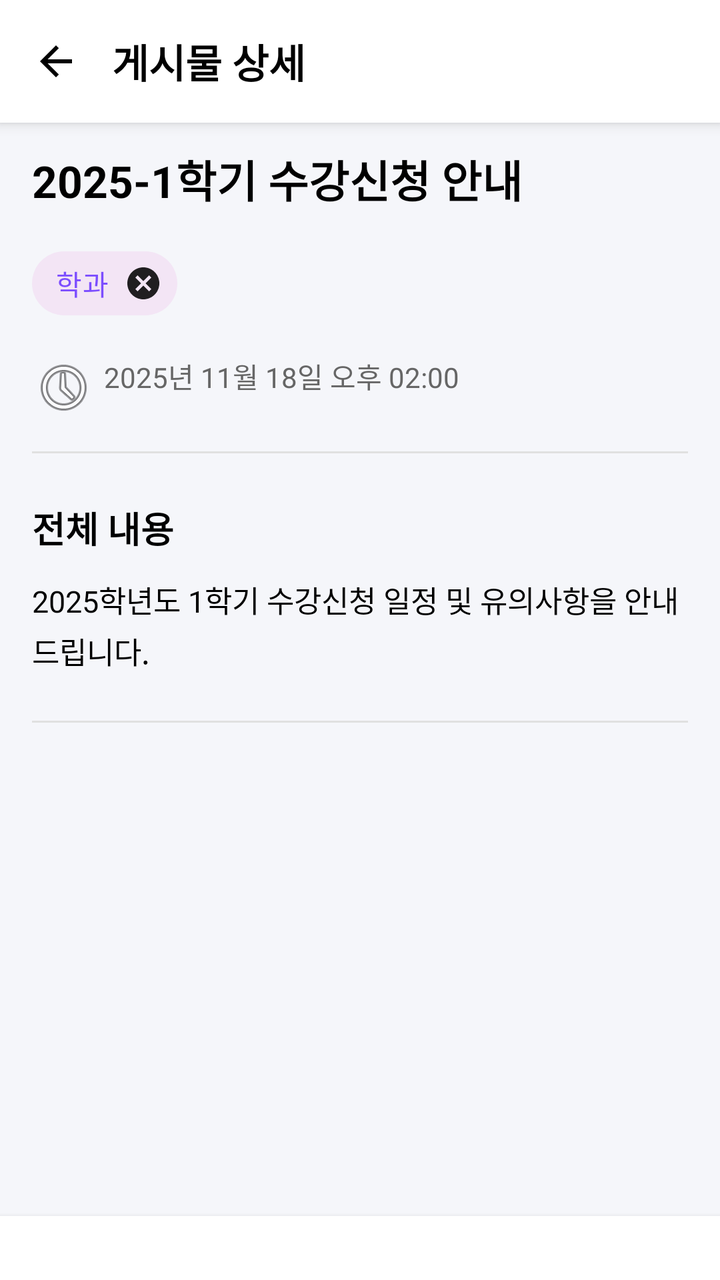
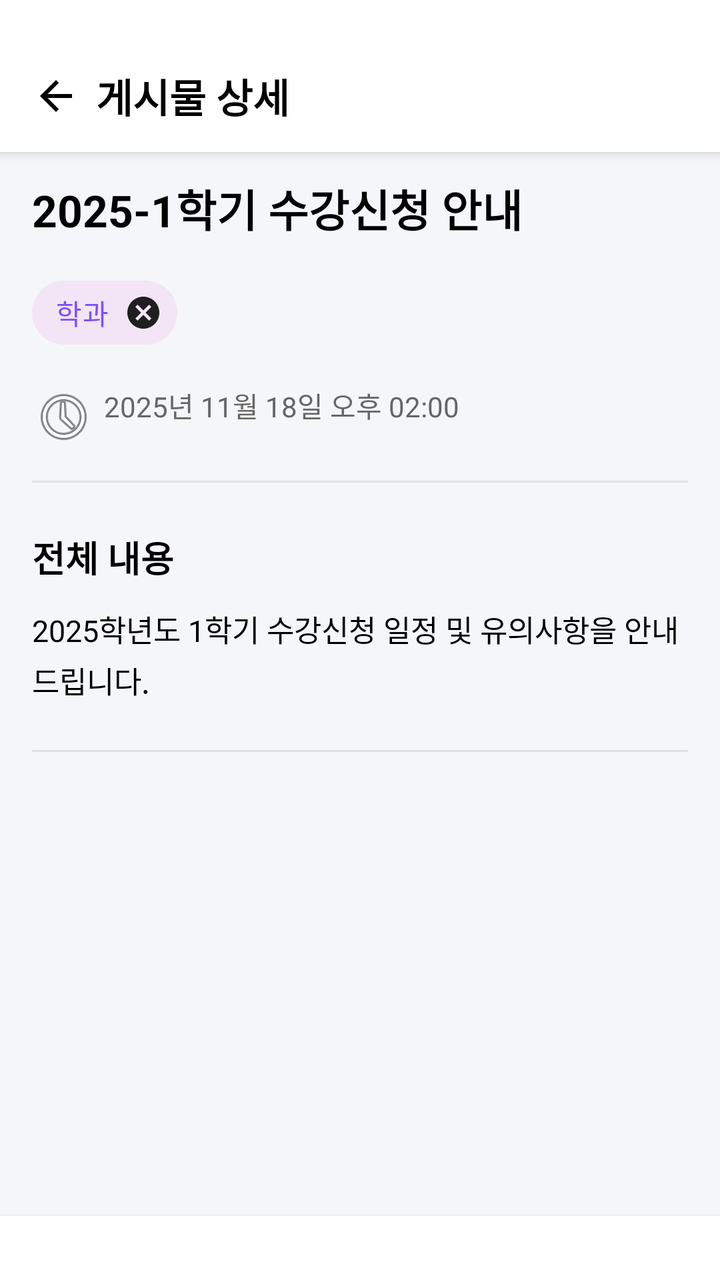

Two renders of the same Android screen: before a commit and after it. Below are the layout's source before the change and the commit's diff.
<!-- AndroidManifest.xml: application theme Theme.mobile_android -->
<!-- res/layout/activity_post_detail.xml -->
<?xml version="1.0" encoding="utf-8"?>
<androidx.constraintlayout.widget.ConstraintLayout xmlns:android="http://schemas.android.com/apk/res/android"
    xmlns:app="http://schemas.android.com/apk/res-auto"
    xmlns:tools="http://schemas.android.com/tools"
    android:layout_width="match_parent"
    android:layout_height="match_parent"
    android:background="@color/screen_background"
    tools:context=".ui.post.PostDetailActivity">

    
    <androidx.constraintlayout.widget.ConstraintLayout
        android:id="@+id/header"
        android:layout_width="match_parent"
        android:layout_height="wrap_content"
        android:background="@android:color/white"
        android:elevation="4dp"
        android:padding="16dp"
        app:layout_constraintTop_toTopOf="parent">

        <ImageButton
            android:id="@+id/btn_back"
            android:layout_width="24dp"
            android:layout_height="24dp"
            android:background="?attr/selectableItemBackgroundBorderless"
            android:contentDescription="뒤로가기"
            android:src="@drawable/ic_arrow_back"
            app:layout_constraintBottom_toBottomOf="parent"
            app:layout_constraintStart_toStartOf="parent"
            app:layout_constraintTop_toTopOf="parent"
            app:tint="@android:color/black" />

        <TextView
            android:id="@+id/toolbar_title"
            android:layout_width="wrap_content"
            android:layout_height="wrap_content"
            android:layout_marginStart="16dp"
            android:text="게시물 상세"
            android:textColor="@android:color/black"
            android:textSize="20sp"
            android:textStyle="bold"
            app:layout_constraintBottom_toBottomOf="parent"
            app:layout_constraintStart_toEndOf="@+id/btn_back"
            app:layout_constraintTop_toTopOf="parent" />

    </androidx.constraintlayout.widget.ConstraintLayout>

    <ScrollView
        android:layout_width="0dp"
        android:layout_height="0dp"
        android:background="@color/screen_background"
        android:paddingBottom="16dp"
        app:layout_constraintBottom_toTopOf="@+id/bottom_actions"
        app:layout_constraintEnd_toEndOf="parent"
        app:layout_constraintStart_toStartOf="parent"
        app:layout_constraintTop_toBottomOf="@+id/header">



        <androidx.constraintlayout.widget.ConstraintLayout
            android:layout_width="match_parent"
            android:layout_height="wrap_content"
            android:paddingHorizontal="@dimen/screen_horizontal_padding"
            android:paddingTop="@dimen/screen_section_spacing"
            >

            
            <TextView
                android:id="@+id/tv_post_title"
                android:layout_width="0dp"
                android:layout_height="wrap_content"
                android:text="2025-1학기 수강신청 안내"
                android:textColor="@android:color/black"
                android:textSize="22sp"
                android:textStyle="bold"
                app:layout_constraintEnd_toEndOf="parent"
                app:layout_constraintStart_toStartOf="parent"
                app:layout_constraintTop_toTopOf="parent"
                tools:ignore="HardcodedText" />

            
            <com.google.android.material.chip.ChipGroup
                android:id="@+id/chip_group_categories"
                android:layout_width="0dp"
                android:layout_height="wrap_content"
                android:layout_marginTop="12dp"
                app:chipSpacing="8dp"
                app:layout_constraintEnd_toEndOf="parent"
                app:layout_constraintStart_toStartOf="parent"
                app:layout_constraintTop_toBottomOf="@+id/tv_post_title">

                <com.google.android.material.chip.Chip
                    android:id="@+id/chip_category"
                    style="@style/Widget.MaterialComponents.Chip.Entry"
                    android:layout_width="wrap_content"
                    android:layout_height="wrap_content"
                    android:text="학과"
                    android:textColor="#7C4DFF"
                    app:chipBackgroundColor="#F3E5F5" />

            </com.google.android.material.chip.ChipGroup>

            
            <TextView
                android:id="@+id/tv_post_created_at"
                android:layout_width="0dp"
                android:layout_height="wrap_content"
                android:layout_marginTop="12dp"
                android:drawablePadding="4dp"
                android:text="2025년 11월 18일 오후 02:00"
                android:textColor="#666666"
                android:textSize="14sp"
                app:drawableStartCompat="@android:drawable/ic_menu_recent_history"
                app:layout_constraintEnd_toEndOf="parent"
                app:layout_constraintStart_toStartOf="parent"
                app:layout_constraintTop_toBottomOf="@+id/chip_group_categories"
                tools:ignore="HardcodedText" />

            
            <TextView
                android:id="@+id/tv_post_event_date"
                android:layout_width="0dp"
                android:layout_height="wrap_content"
                android:layout_marginTop="8dp"
                android:drawablePadding="4dp"
                android:text="마감일: 2025년 11월 25일 오전 12:00"
                android:textColor="#666666"
                android:textSize="14sp"
                android:visibility="gone"
                app:layout_constraintEnd_toEndOf="parent"
                app:layout_constraintStart_toStartOf="parent"
                app:layout_constraintTop_toBottomOf="@+id/tv_post_created_at"
                tools:ignore="HardcodedText"
                tools:visibility="visible" />

            
            <TextView
                android:id="@+id/tv_post_location"
                android:layout_width="0dp"
                android:layout_height="wrap_content"
                android:layout_marginTop="8dp"
                android:drawablePadding="4dp"
                android:text="장소 정보"
                android:textColor="#666666"
                android:textSize="14sp"
                android:visibility="gone"
                app:layout_constraintEnd_toEndOf="parent"
                app:layout_constraintStart_toStartOf="parent"
                app:layout_constraintTop_toBottomOf="@+id/tv_post_event_date"
                tools:ignore="HardcodedText"
                tools:visibility="visible" />

            
            <View
                android:id="@+id/divider1"
                android:layout_width="0dp"
                android:layout_height="1dp"
                android:layout_marginTop="16dp"
                android:background="#E0E0E0"
                app:layout_constraintEnd_toEndOf="parent"
                app:layout_constraintStart_toStartOf="parent"
                app:layout_constraintTop_toBottomOf="@+id/tv_post_location" />

            
            <androidx.cardview.widget.CardView
                android:id="@+id/card_ai_summary"
                android:layout_width="0dp"
                android:layout_height="wrap_content"
                android:layout_marginTop="16dp"
                android:visibility="gone"
                app:cardBackgroundColor="#E3F2FD"
                app:cardCornerRadius="12dp"
                app:cardElevation="0dp"
                app:layout_constraintEnd_toEndOf="parent"
                app:layout_constraintStart_toStartOf="parent"
                app:layout_constraintTop_toBottomOf="@+id/divider1"
                tools:visibility="visible">

                <LinearLayout
                    android:layout_width="match_parent"
                    android:layout_height="wrap_content"
                    android:orientation="vertical"
                    android:padding="16dp">

                    <LinearLayout
                        android:layout_width="match_parent"
                        android:layout_height="wrap_content"
                        android:gravity="center_vertical"
                        android:orientation="horizontal">

                        <ImageView
                            android:layout_width="24dp"
                            android:layout_height="24dp"
                            android:src="@android:drawable/ic_dialog_info"
                            app:tint="#2196F3" />

                        <TextView
                            android:layout_width="wrap_content"
                            android:layout_height="wrap_content"
                            android:layout_marginStart="8dp"
                            android:text="AI 요약"
                            android:textColor="#2196F3"
                            android:textSize="16sp"
                            android:textStyle="bold" />

                    </LinearLayout>

                    <TextView
                        android:id="@+id/tv_ai_summary"
                        android:layout_width="match_parent"
                        android:layout_height="wrap_content"
                        android:layout_marginTop="12dp"
                        android:lineSpacingExtra="4dp"
                        android:text="AI가 생성한 요약 내용입니다."
                        android:textColor="#1976D2"
                        android:textSize="14sp" />

                </LinearLayout>

            </androidx.cardview.widget.CardView>

            
            <TextView
                android:id="@+id/tv_content_title"
                android:layout_width="0dp"
                android:layout_height="wrap_content"
                android:layout_marginTop="24dp"
                android:text="전체 내용"
                android:textColor="@android:color/black"
                android:textSize="18sp"
                android:textStyle="bold"
                app:layout_constraintEnd_toEndOf="parent"
                app:layout_constraintStart_toStartOf="parent"
                app:layout_constraintTop_toBottomOf="@+id/card_ai_summary" />

            
            <TextView
                android:id="@+id/tv_post_content"
                android:layout_width="0dp"
                android:layout_height="wrap_content"
                android:layout_marginTop="12dp"
                android:lineSpacingExtra="4dp"
                android:text="2025학년도 1학기 수강신청 일정 및 유의사항을 안내드립니다."
                android:textColor="@android:color/black"
                android:textSize="15sp"
                app:layout_constraintEnd_toEndOf="parent"
                app:layout_constraintStart_toStartOf="parent"
                app:layout_constraintTop_toBottomOf="@+id/tv_content_title"
                tools:ignore="HardcodedText" />

            
            <View
                android:id="@+id/divider2"
                android:layout_width="0dp"
                android:layout_height="1dp"
                android:layout_marginTop="24dp"
                android:background="#E0E0E0"
                app:layout_constraintEnd_toEndOf="parent"
                app:layout_constraintStart_toStartOf="parent"
                app:layout_constraintTop_toBottomOf="@+id/tv_post_content" />

            
            <androidx.cardview.widget.CardView
                android:id="@+id/card_view_source"
                android:layout_width="0dp"
                android:layout_height="wrap_content"
                android:layout_marginTop="16dp"
                android:visibility="gone"
                app:cardBackgroundColor="#FFFFFF"
                app:cardCornerRadius="12dp"
                app:cardElevation="2dp"
                app:layout_constraintEnd_toEndOf="parent"
                app:layout_constraintStart_toStartOf="parent"
                app:layout_constraintTop_toBottomOf="@+id/divider2"
                tools:visibility="visible">

                <LinearLayout
                    android:layout_width="match_parent"
                    android:layout_height="wrap_content"
                    android:orientation="vertical"
                    android:padding="16dp">

                    <TextView
                        android:layout_width="match_parent"
                        android:layout_height="wrap_content"
                        android:text="원문 확인하기"
                        android:textColor="@android:color/black"
                        android:textSize="16sp"
                        android:textStyle="bold" />

                    <TextView
                        android:layout_width="match_parent"
                        android:layout_height="wrap_content"
                        android:layout_marginTop="8dp"
                        android:text="브라우저에서 게시물 원문을 직접 확인할 수 있습니다"
                        android:textColor="#666666"
                        android:textSize="14sp" />

                    <Button
                        android:id="@+id/btn_view_source"
                        android:layout_width="match_parent"
                        android:layout_height="wrap_content"
                        android:layout_marginTop="12dp"
                        android:backgroundTint="#2196F3"
                        android:drawableLeft="@android:drawable/ic_menu_view"
                        android:drawablePadding="8dp"
                        android:drawableTint="@android:color/white"
                        android:text="게시글 직접 보기"
                        android:textColor="@android:color/white" />

                </LinearLayout>

            </androidx.cardview.widget.CardView>

        </androidx.constraintlayout.widget.ConstraintLayout>


    </ScrollView>

    
    <LinearLayout
        android:id="@+id/bottom_actions"
        android:layout_width="0dp"
        android:layout_height="wrap_content"
        android:background="@android:color/white"
        android:elevation="4dp"
        android:orientation="vertical"
        android:padding="16dp"
        app:layout_constraintBottom_toBottomOf="parent"
        app:layout_constraintEnd_toEndOf="parent"
        app:layout_constraintStart_toStartOf="parent">

        
        <TextView
            android:id="@+id/tv_calendar_info"
            android:layout_width="match_parent"
            android:layout_height="wrap_content"
            android:layout_marginBottom="4dp"
            android:text="캘린더에 추가"
            android:textColor="@android:color/black"
            android:textSize="15sp"
            android:textStyle="bold"
            android:visibility="gone"
            tools:visibility="visible" />

        <TextView
            android:layout_width="match_parent"
            android:layout_height="wrap_content"
            android:layout_marginBottom="12dp"
            android:text="마감일을 캘린더에 추가하여 놓치지 마세요"
            android:textColor="#666666"
            android:textSize="13sp"
            android:visibility="gone"
            tools:visibility="visible" />

        
        <Button
            android:id="@+id/btn_add_to_calendar"
            android:layout_width="match_parent"
            android:layout_height="wrap_content"
            android:backgroundTint="#FFFFFF"
            android:drawableLeft="@android:drawable/ic_menu_my_calendar"
            android:drawablePadding="8dp"
            android:drawableTint="#666666"
            android:text="일정 추가하기"
            android:textColor="#666666"
            android:visibility="gone"
            app:strokeColor="#E0E0E0"
            app:strokeWidth="1dp"
            tools:visibility="visible" />

    </LinearLayout>

</androidx.constraintlayout.widget.ConstraintLayout>
<!-- resources referenced by this layout -->
<resources>
  <color name="screen_background">#F5F6FA</color>
  <dimen name="screen_horizontal_padding">16dp</dimen>
  <dimen name="screen_section_spacing">12dp</dimen>
  <!-- drawable ic_arrow_back (drawable) -->
  <vector xmlns:android="http://schemas.android.com/apk/res/android"
      android:width="24dp"
      android:height="24dp"
      android:viewportWidth="24"
      android:viewportHeight="24">
    <path
        android:fillColor="@color/black"
        android:pathData="M20,11H7.83l5.59,-5.59L12,4l-8,8 8,8 1.41,-1.41L7.83,13H20v-2z"/>
  </vector>
  <style name="Theme.mobile_android" parent="Base.Theme.mobile_android" />
  <color name="black">#FF000000</color>
  <style name="Base.Theme.mobile_android" parent="Theme.MaterialComponents.DayNight.NoActionBar">
          
  
          <item name="colorPrimary">@color/login_bg1</item>
          <item name="colorPrimaryVariant">@color/login_bg1</item>
          <item name="colorOnPrimary">@color/white</item>
          <item name="colorSecondary">@color/login_bg2</item>
          <item name="colorSecondaryVariant">@color/login_bg2</item>
          <item name="colorOnSecondary">@color/login_bg2</item>
          <item name="android:statusBarColor">@color/login_bg1</item>
      </style>
  <color name="login_bg1">#0B0E18</color>
  <color name="white">#FFFFFFFF</color>
  <color name="login_bg2">#673AB7</color>
</resources>

<!-- the commit's change to res/layout/activity_post_detail.xml (unified diff, before → after) -->
@@ -8,41 +8,55 @@
     tools:context=".ui.post.PostDetailActivity">
 
     
-    <androidx.constraintlayout.widget.ConstraintLayout
+    <FrameLayout
         android:id="@+id/header"
         android:layout_width="match_parent"
         android:layout_height="wrap_content"
+        android:paddingTop="20dp"
         android:background="@android:color/white"
         android:elevation="4dp"
-        android:padding="16dp"
         app:layout_constraintTop_toTopOf="parent">
 
-        <ImageButton
-            android:id="@+id/btn_back"
-            android:layout_width="24dp"
-            android:layout_height="24dp"
-            android:background="?attr/selectableItemBackgroundBorderless"
-            android:contentDescription="뒤로가기"
-            android:src="@drawable/ic_arrow_back"
-            app:layout_constraintBottom_toBottomOf="parent"
-            app:layout_constraintStart_toStartOf="parent"
-            app:layout_constraintTop_toTopOf="parent"
-            app:tint="@android:color/black" />
-
-        <TextView
-            android:id="@+id/toolbar_title"
-            android:layout_width="wrap_content"
-            android:layout_height="wrap_content"
-            android:layout_marginStart="16dp"
-            android:text="게시물 상세"
-            android:textColor="@android:color/black"
-            android:textSize="20sp"
-            android:textStyle="bold"
-            app:layout_constraintBottom_toBottomOf="parent"
-            app:layout_constraintStart_toEndOf="@+id/btn_back"
-            app:layout_constraintTop_toTopOf="parent" />
-
-    </androidx.constraintlayout.widget.ConstraintLayout>
+        <androidx.appcompat.widget.Toolbar
+            android:id="@+id/toolbar"
+            android:layout_width="match_parent"
+            android:layout_height="?attr/actionBarSize"
+            android:background="@android:color/transparent"
+            android:theme="@style/ThemeOverlay.AppCompat.ActionBar"
+            app:popupTheme="@style/ThemeOverlay.AppCompat.Light">
+
+            <ImageButton
+                android:id="@+id/btn_back"
+                android:layout_width="wrap_content"
+                android:layout_height="wrap_content"
+                android:layout_marginEnd="8dp"
+                android:background="?attr/selectableItemBackgroundBorderless"
+                android:contentDescription="뒤로가기"
+                android:src="@drawable/ic_arrow_back" />
+
+            <TextView
+                android:id="@+id/toolbar_title"
+                android:layout_width="wrap_content"
+                android:layout_height="wrap_content"
+                android:layout_gravity="start"
+                android:text="게시물 상세"
+                android:textColor="@android:color/black"
+                android:textSize="20sp"
+                android:textStyle="bold" />
+
+            <ImageButton
+                android:id="@+id/btn_grant_permission"
+                android:layout_width="wrap_content"
+                android:layout_height="wrap_content"
+                android:layout_gravity="end"
+                android:layout_marginEnd="8dp"
+                android:background="?attr/selectableItemBackgroundBorderless"
+                android:src="@drawable/ic_notifications"
+                android:tint="#FF6B6B"
+                android:visibility="gone"
+                android:contentDescription="알림 권한 설정" />
+        </androidx.appcompat.widget.Toolbar>
+    </FrameLayout>
 
     <ScrollView
         android:layout_width="0dp"
@@ -173,50 +187,7 @@
                 app:layout_constraintEnd_toEndOf="parent"
                 app:layout_constraintStart_toStartOf="parent"
                 app:layout_constraintTop_toBottomOf="@+id/divider1"
-                tools:visibility="visible">
-
-                <LinearLayout
-                    android:layout_width="match_parent"
-                    android:layout_height="wrap_content"
-                    android:orientation="vertical"
-                    android:padding="16dp">
-
-                    <LinearLayout
-                        android:layout_width="match_parent"
-                        android:layout_height="wrap_content"
-                        android:gravity="center_vertical"
-                        android:orientation="horizontal">
-
-                        <ImageView
-                            android:layout_width="24dp"
-                            android:layout_height="24dp"
-                            android:src="@android:drawable/ic_dialog_info"
-                            app:tint="#2196F3" />
-
-                        <TextView
-                            android:layout_width="wrap_content"
-                            android:layout_height="wrap_content"
-                            android:layout_marginStart="8dp"
-                            android:text="AI 요약"
-                            android:textColor="#2196F3"
-                            android:textSize="16sp"
-                            android:textStyle="bold" />
-
-                    </LinearLayout>
-
-                    <TextView
-                        android:id="@+id/tv_ai_summary"
-                        android:layout_width="match_parent"
-                        android:layout_height="wrap_content"
-                        android:layout_marginTop="12dp"
-                        android:lineSpacingExtra="4dp"
-                        android:text="AI가 생성한 요약 내용입니다."
-                        android:textColor="#1976D2"
-                        android:textSize="14sp" />
-
-                </LinearLayout>
-
-            </androidx.cardview.widget.CardView>
+                tools:visibility="visible"/>
 
             
             <TextView
<!-- resource entries referenced after the edit -->
@@ -12,6 +12,16 @@
     <path
         android:fillColor="@color/black"
         android:pathData="M20,11H7.83l5.59,-5.59L12,4l-8,8 8,8 1.41,-1.41L7.83,13H20v-2z"/>
+  </vector>
+  <!-- drawable ic_notifications (drawable) -->
+  <vector xmlns:android="http://schemas.android.com/apk/res/android"
+      android:width="24dp"
+      android:height="24dp"
+      android:viewportWidth="24.0"
+      android:viewportHeight="24.0">
+      <path
+          android:fillColor="#FF000000"
+          android:pathData="M12,22c1.1,0 2,-0.9 2,-2h-4c0,1.1 0.9,2 2,2zM18,16v-5c0,-3.07 -1.63,-5.64 -4.5,-6.32L13.5,4h-3v0.68C7.63,5.36 6,7.92 6,11v5l-2,2v1h16v-1l-2,-2z"/>
   </vector>
   <style name="Theme.mobile_android" parent="Base.Theme.mobile_android" />
   <color name="black">#FF000000</color>
